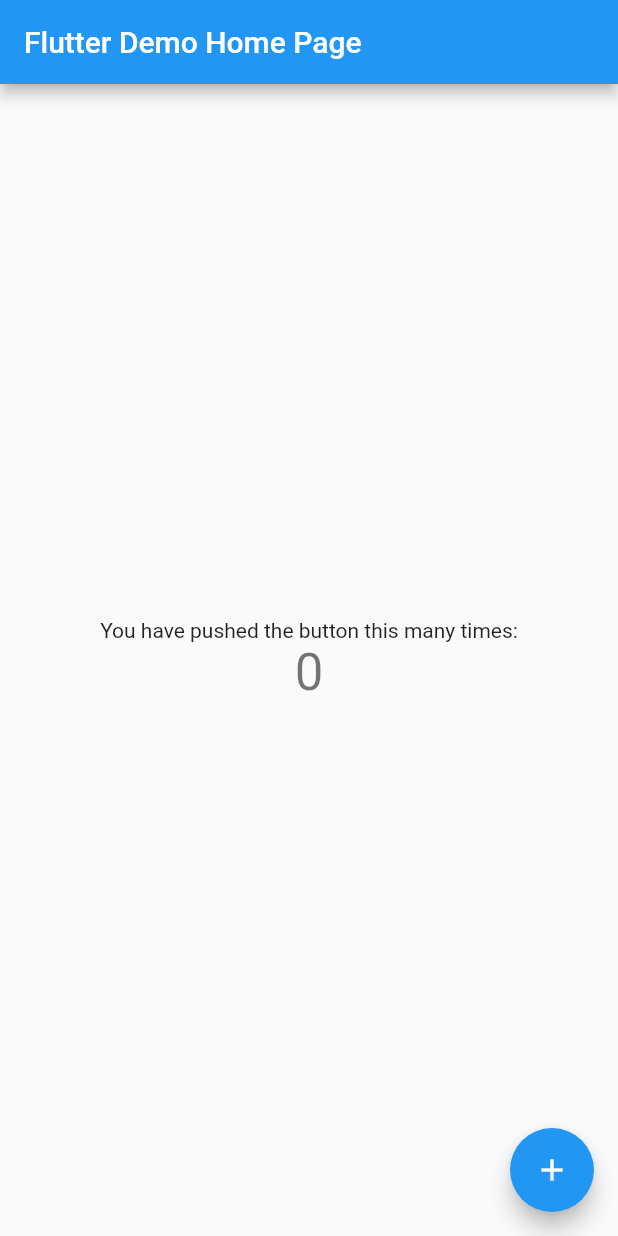
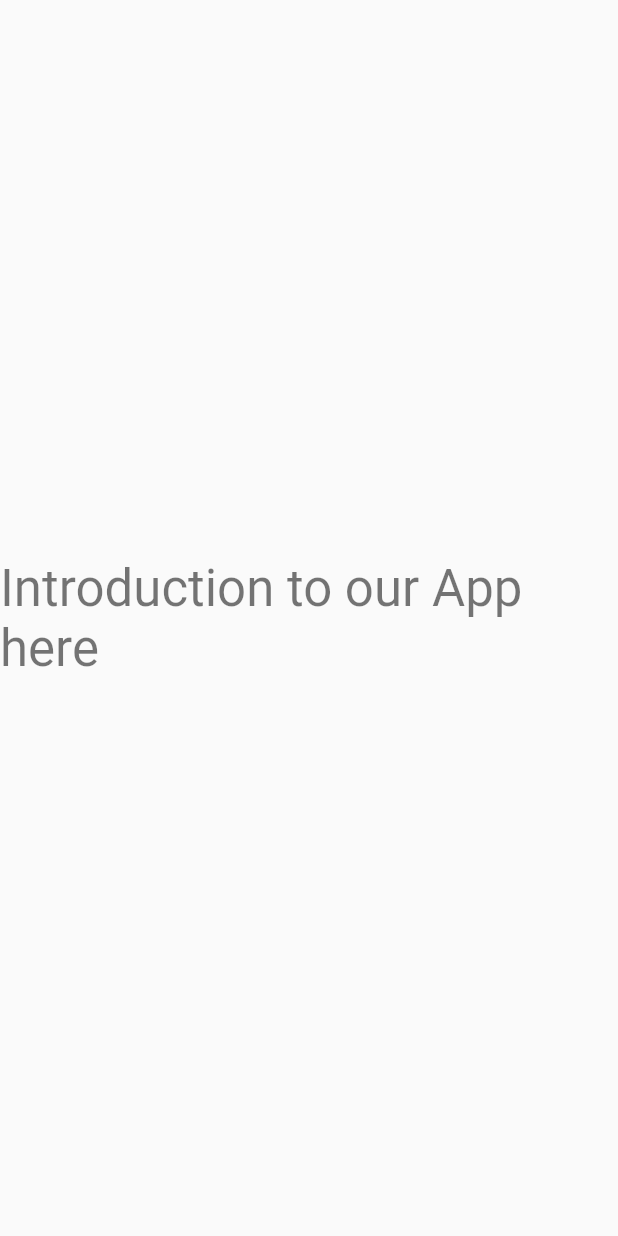
Before and after one commit to rholop/PearlHacks2021, a Flutter app: the screen it shows after launch, on a phone screen of 412 x 824 dp. Run offline on Flutter 3.47's test engine with Material 2 defaults, Android fonts, the phone set to English and light mode, and no system bars.

Commit message:
Update the look

```diff
--- a/ph2021/lib/main.dart
+++ b/ph2021/lib/main.dart
@@ -9,7 +9,7 @@
   @override
   Widget build(BuildContext context) {
     return MaterialApp(
-      title: 'Flutter Demo',
+      title: 'PH 2021',
       theme: ThemeData(
         // This is the theme of your application.
         //
@@ -20,7 +20,7 @@
         // or simply save your changes to "hot reload" in a Flutter IDE).
         // Notice that the counter didn't reset back to zero; the application
         // is not restarted.
-        primarySwatch: Colors.blue,
+        primarySwatch: Colors.green,
       ),
       home: MyHomePage(title: 'Flutter Demo Home Page'),
     );
@@ -68,11 +68,11 @@
     // fast, so that you can just rebuild anything that needs updating rather
     // than having to individually change instances of widgets.
     return Scaffold(
-      appBar: AppBar(
+      //appBar: AppBar(
         // Here we take the value from the MyHomePage object that was created by
         // the App.build method, and use it to set our appbar title.
-        title: Text(widget.title),
-      ),
+        //title: Text(widget.title),
+      //),
       body: Center(
         // Center is a layout widget. It takes a single child and positions it
         // in the middle of the parent.
@@ -94,20 +94,12 @@
           mainAxisAlignment: MainAxisAlignment.center,
           children: <Widget>[
             Text(
-              'You have pushed the button this many times:',
-            ),
-            Text(
-              '$_counter',
+              'Introduction to our App here',
               style: Theme.of(context).textTheme.headline4,
             ),
           ],
         ),
       ),
-      floatingActionButton: FloatingActionButton(
-        onPressed: _incrementCounter,
-        tooltip: 'Increment',
-        child: Icon(Icons.add),
-      ), // This trailing comma makes auto-formatting nicer for build methods.
     );
   }
 }
```
